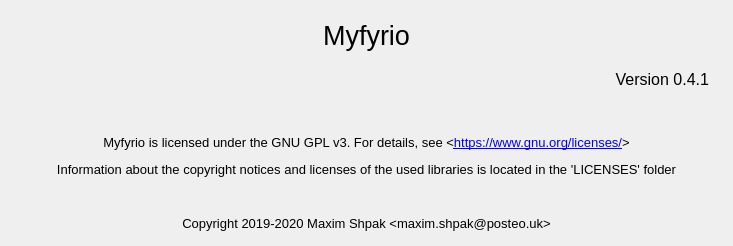
max-dw-i/myfyrio, file myfyrio/static/ui/aboutwindow.ui: the form before one commit.
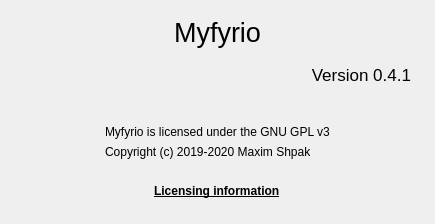
The form after the commit. Custom widgets are drawn as their Qt base class.

Commit message: Implement opening 'Licensing information' in 'About'

What changed in the file:
```diff
--- a/myfyrio/static/ui/aboutwindow.ui
+++ b/myfyrio/static/ui/aboutwindow.ui
@@ -22,8 +22,8 @@
    <rect>
     <x>0</x>
     <y>0</y>
-    <width>733</width>
-    <height>246</height>
+    <width>435</width>
+    <height>224</height>
    </rect>
   </property>
   <property name="windowTitle">
@@ -72,13 +72,13 @@
       </property>
       <layout class="QHBoxLayout" name="horizontalLayout">
        <property name="bottomMargin">
-        <number>40</number>
+        <number>25</number>
        </property>
        <item>
         <widget class="QLabel" name="versionLbl">
          <property name="font">
           <font>
-           <pointsize>12</pointsize>
+           <pointsize>13</pointsize>
           </font>
          </property>
          <property name="text">
@@ -95,34 +95,71 @@
       </layout>
      </widget>
     </item>
-    <item>
-     <widget class="QLabel" name="copyrightLbl">
-      <property name="font">
-       <font>
-        <pointsize>10</pointsize>
-       </font>
-      </property>
-      <property name="text">
-       <string>&lt;!DOCTYPE HTML PUBLIC &quot;-//W3C//DTD HTML 4.0//EN&quot; &quot;http://www.w3.org/TR/REC-html40/strict.dtd&quot;&gt;
-&lt;html&gt;&lt;head&gt;&lt;meta name=&quot;qrichtext&quot; content=&quot;1&quot; /&gt;&lt;style type=&quot;text/css&quot;&gt;
-p, li { white-space: pre-wrap; }
-&lt;/style&gt;&lt;/head&gt;&lt;body style=&quot; font-family:'Ubuntu'; font-size:10pt; font-weight:400; font-style:normal;&quot;&gt;
-&lt;p align=&quot;center&quot; style=&quot; margin-top:0px; margin-bottom:0px; margin-left:0px; margin-right:0px; -qt-block-indent:0; text-indent:0px;&quot;&gt;&lt;span style=&quot; font-family:'MS Shell Dlg 2';&quot;&gt;Myfyrio is licensed under the GNU GPL v3. For details, see &amp;lt;&lt;/span&gt;&lt;a href=&quot;https://www.gnu.org/licenses/&quot;&gt;&lt;span style=&quot; font-family:'MS Shell Dlg 2'; text-decoration: underline; color:#0000ff;&quot;&gt;https://www.gnu.org/licenses/&lt;/span&gt;&lt;/a&gt;&lt;span style=&quot; font-family:'MS Shell Dlg 2';&quot;&gt;&amp;gt;&lt;/span&gt;&lt;/p&gt;
-&lt;p align=&quot;center&quot; style=&quot; margin-top:12px; margin-bottom:12px; margin-left:0px; margin-right:0px; -qt-block-indent:0; text-indent:0px;&quot;&gt;&lt;span style=&quot; font-family:'MS Shell Dlg 2';&quot;&gt;Information about the copyright notices and licenses of the used libraries is located in the 'LICENSES' folder&lt;/span&gt;&lt;/p&gt;
-&lt;p align=&quot;center&quot; style=&quot;-qt-paragraph-type:empty; margin-top:12px; margin-bottom:12px; margin-left:0px; margin-right:0px; -qt-block-indent:0; text-indent:0px; font-family:'MS Shell Dlg 2';&quot;&gt;&lt;br /&gt;&lt;/p&gt;
-&lt;p align=&quot;center&quot; style=&quot; margin-top:12px; margin-bottom:12px; margin-left:0px; margin-right:0px; -qt-block-indent:0; text-indent:0px;&quot;&gt;&lt;span style=&quot; font-family:'MS Shell Dlg 2';&quot;&gt;Copyright 2019-2020 Maxim Shpak &amp;lt;maxim.shpak@posteo.uk&amp;gt;&lt;/span&gt;&lt;/p&gt;&lt;/body&gt;&lt;/html&gt;</string>
-      </property>
-      <property name="alignment">
-       <set>Qt::AlignLeading|Qt::AlignLeft|Qt::AlignVCenter</set>
-      </property>
-      <property name="textInteractionFlags">
-       <set>Qt::LinksAccessibleByMouse</set>
-      </property>
+    <item alignment="Qt::AlignHCenter|Qt::AlignVCenter">
+     <widget class="QWidget" name="gplNCopyWidget" native="true">
+      <layout class="QVBoxLayout" name="verticalLayout_3">
+       <item alignment="Qt::AlignHCenter">
+        <widget class="QLabel" name="gplLbl">
+         <property name="text">
+          <string>Myfyrio is licensed under the GNU GPL v3</string>
+         </property>
+        </widget>
+       </item>
+       <item>
+        <widget class="QLabel" name="copyrightLbl">
+         <property name="text">
+          <string>Copyright (c) 2019-2020 Maxim Shpak &lt;maxim.shpak@posteo.uk&gt;</string>
+         </property>
+        </widget>
+       </item>
+      </layout>
+     </widget>
+    </item>
+    <item alignment="Qt::AlignHCenter|Qt::AlignVCenter">
+     <widget class="QWidget" name="licensingWidget" native="true">
+      <layout class="QVBoxLayout" name="verticalLayout_2">
+       <property name="leftMargin">
+        <number>9</number>
+       </property>
+       <property name="topMargin">
+        <number>9</number>
+       </property>
+       <property name="rightMargin">
+        <number>9</number>
+       </property>
+       <property name="bottomMargin">
+        <number>9</number>
+       </property>
+       <item>
+        <widget class="LicensingLabel" name="licensingLbl">
+         <property name="font">
+          <font>
+           <weight>75</weight>
+           <bold>true</bold>
+           <underline>true</underline>
+          </font>
+         </property>
+         <property name="cursor">
+          <cursorShape>PointingHandCursor</cursorShape>
+         </property>
+         <property name="text">
+          <string>Licensing information</string>
+         </property>
+        </widget>
+       </item>
+      </layout>
      </widget>
     </item>
    </layout>
   </widget>
  </widget>
+ <customwidgets>
+  <customwidget>
+   <class>LicensingLabel</class>
+   <extends>QLabel</extends>
+   <header>myfyrio/gui/licensinglabel</header>
+  </customwidget>
+ </customwidgets>
  <resources/>
  <connections/>
 </ui>
```
The commit also changes 4 other files.
